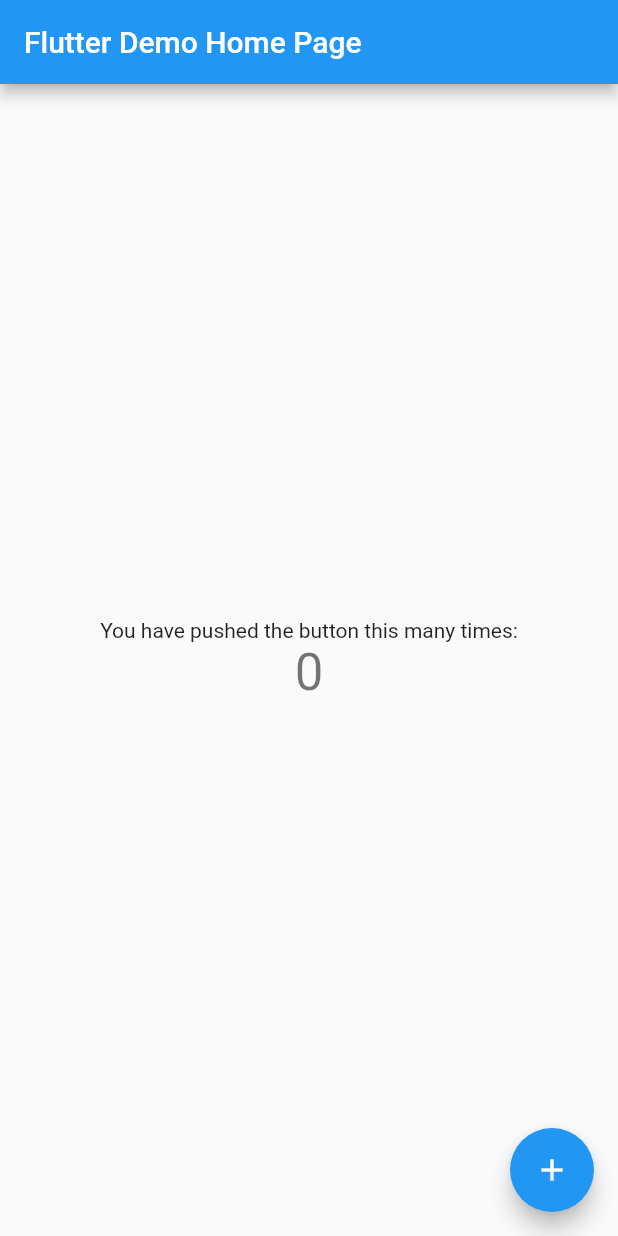
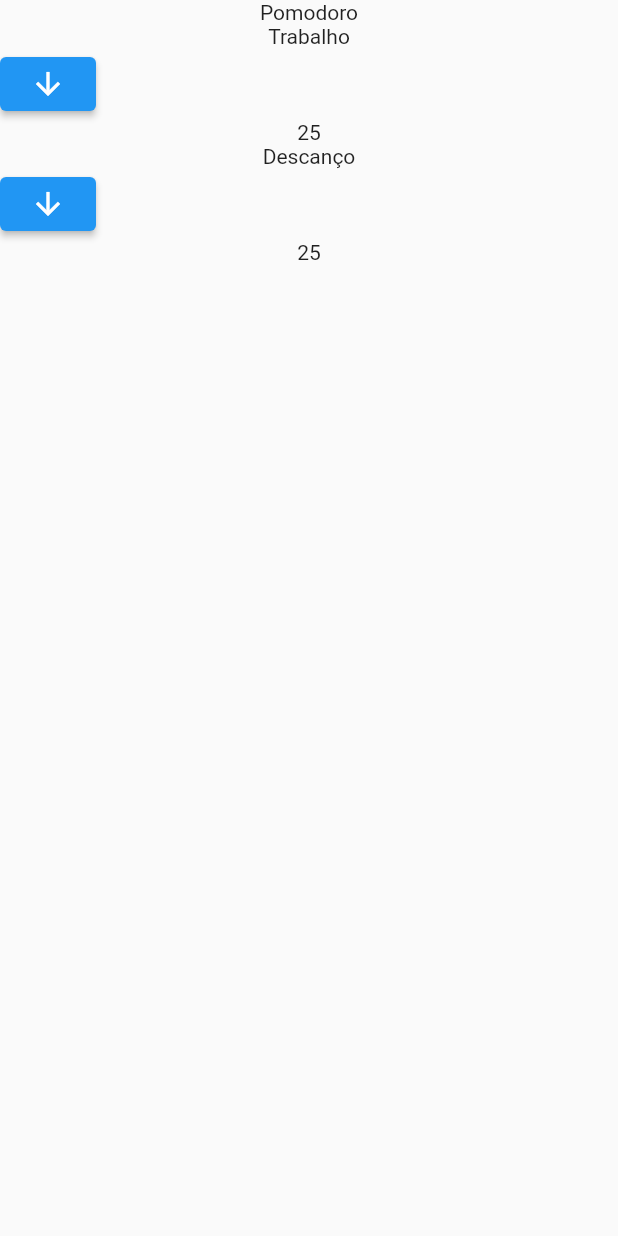
Before and after one commit to igorMaldonado10/pomodoro_app, a Flutter app: the screen it shows after launch, on a phone screen of 412 x 824 dp. Run offline on Flutter 3.47's test engine with Material 2 defaults, Android fonts, the phone set to English and light mode, and no system bars; our stand-ins replace mobx; generated files the repository leaves out were written again.

Commit message:
feat: implement core features

```diff
--- /dev/null
+++ b/design_system/analysis_options.yaml
@@ -0,0 +1,4 @@
+include: package:flutter_lints/flutter.yaml
+
+# Additional information about this file can be found at
+# https://dart.dev/guides/language/analysis-options
--- /dev/null
+++ b/lib/components/entradaTempo.dart
@@ -0,0 +1,33 @@
+import 'package:flutter/material.dart';
+
+class EntradaTempo extends StatelessWidget {
+  final String titulo;
+  final int valor;
+
+  const EntradaTempo({
+    super.key,
+    required this.titulo,
+    required this.valor,
+  });
+
+  @override
+  Widget build(BuildContext context) {
+    return Column(
+      children: [
+        Text(titulo),
+        Row(
+          children: [
+            ElevatedButton(
+              onPressed: () {},
+              child: const Icon(
+                Icons.arrow_downward,
+                // color: ,
+              ),
+            ),
+          ],
+        ),
+        Text('$valor')
+      ],
+    );
+  }
+}
--- a/lib/main.dart
+++ b/lib/main.dart
@@ -1,4 +1,6 @@
 import 'package:flutter/material.dart';
+import 'package:pomodoro/pages/pomodoro.dart';
+
 
 void main() {
   runApp(const MyApp());
@@ -11,7 +13,7 @@ class MyApp extends StatelessWidget {
   @override
   Widget build(BuildContext context) {
     return MaterialApp(
-      title: 'Flutter Demo',
+      title: 'Contador',
       theme: ThemeData(
         // This is the theme of your application.
         //
@@ -24,92 +26,45 @@ class MyApp extends StatelessWidget {
         // is not restarted.
         primarySwatch: Colors.blue,
       ),
-      home: const MyHomePage(title: 'Flutter Demo Home Page'),
+      home: const Pomodoro(),
     );
   }
 }
 
-class MyHomePage extends StatefulWidget {
-  const MyHomePage({super.key, required this.title});
+// import 'package:pomodoro/store/contador.store.dart';
+// import 'package:flutter_mobx/flutter_mobx.dart';
 
-  // This widget is the home page of your application. It is stateful, meaning
-  // that it has a State object (defined below) that contains fields that affect
-  // how it looks.
+// final store = ContadorStore();
 
-  // This class is the configuration for the state. It holds the values (in this
-  // case the title) provided by the parent (in this case the App widget) and
-  // used by the build method of the State. Fields in a Widget subclass are
-  // always marked "final".
+// class HomePage extends StatelessWidget {
+//   const HomePage({super.key});
 
-  final String title;
-
-  @override
-  State<MyHomePage> createState() => _MyHomePageState();
-}
-
-class _MyHomePageState extends State<MyHomePage> {
-  int _counter = 0;
-
-  void _incrementCounter() {
-    setState(() {
-      // This call to setState tells the Flutter framework that something has
-      // changed in this State, which causes it to rerun the build method below
-      // so that the display can reflect the updated values. If we changed
-      // _counter without calling setState(), then the build method would not be
-      // called again, and so nothing would appear to happen.
-      _counter++;
-    });
-  }
-
-  @override
-  Widget build(BuildContext context) {
-    // This method is rerun every time setState is called, for instance as done
-    // by the _incrementCounter method above.
-    //
-    // The Flutter framework has been optimized to make rerunning build methods
-    // fast, so that you can just rebuild anything that needs updating rather
-    // than having to individually change instances of widgets.
-    return Scaffold(
-      appBar: AppBar(
-        // Here we take the value from the MyHomePage object that was created by
-        // the App.build method, and use it to set our appbar title.
-        title: Text(widget.title),
-      ),
-      body: Center(
-        // Center is a layout widget. It takes a single child and positions it
-        // in the middle of the parent.
-        child: Column(
-          // Column is also a layout widget. It takes a list of children and
-          // arranges them vertically. By default, it sizes itself to fit its
-          // children horizontally, and tries to be as tall as its parent.
-          //
-          // Invoke "debug painting" (press "p" in the console, choose the
-          // "Toggle Debug Paint" action from the Flutter Inspector in Android
-          // Studio, or the "Toggle Debug Paint" command in Visual Studio Code)
-          // to see the wireframe for each widget.
-          //
-          // Column has various properties to control how it sizes itself and
-          // how it positions its children. Here we use mainAxisAlignment to
-          // center the children vertically; the main axis here is the vertical
-          // axis because Columns are vertical (the cross axis would be
-          // horizontal).
-          mainAxisAlignment: MainAxisAlignment.center,
-          children: <Widget>[
-            const Text(
-              'You have pushed the button this many times:',
-            ),
-            Text(
-              '$_counter',
-              style: Theme.of(context).textTheme.headlineMedium,
-            ),
-          ],
-        ),
-      ),
-      floatingActionButton: FloatingActionButton(
-        onPressed: _incrementCounter,
-        tooltip: 'Increment',
-        child: const Icon(Icons.add),
-      ), // This trailing comma makes auto-formatting nicer for build methods.
-    );
-  }
-}
+//   @override
+//   Widget build(BuildContext context) {
+//     return Scaffold(
+//       appBar: AppBar(
+//         title: const Text('Contador'),
+//       ),
+//       body: Center(
+//         child: Column(
+//           mainAxisAlignment: MainAxisAlignment.center,
+//           children: <Widget>[
+//             const Text(
+//               'You have pushed the button this many times:',
+//             ),
+//            Observer(builder: (_) => Text(
+//               '${store.contador}',
+//               style: Theme.of(context).textTheme.headlineMedium,
+//             ),
+//           )
+//        ],
+//         ),
+//       ),
+//       floatingActionButton: FloatingActionButton(
+//         onPressed: () => store.incrementar(),
+//         tooltip: 'Increment',
+//         child: const Icon(Icons.add),
+//       ), // This trailing comma makes auto-formatting nicer for build methods.
+//     );
+//   }
+// }
--- /dev/null
+++ b/lib/pages/pomodoro.dart
@@ -0,0 +1,22 @@
+import 'package:flutter/material.dart';
+import 'package:pomodoro/components/entradaTempo.dart';
+
+class Pomodoro extends StatelessWidget {
+  const Pomodoro({super.key});
+
+  @override
+  Widget build(BuildContext context) {
+    return const Scaffold(
+      body: Column(
+        children: [
+          Text('Pomodoro'),
+          EntradaTempo(
+            titulo: 'Trabalho',
+            valor: 25,
+          ),
+          EntradaTempo(titulo: 'Descanço', valor: 25)
+        ],
+      ),
+    );
+  }
+}
--- a/pubspec.yaml
+++ b/pubspec.yaml
@@ -28,6 +28,8 @@ environment:
 # the latest version available on pub.dev. To see which dependencies have newer
 # versions available, run `flutter pub outdated`.
 dependencies:
+  design_system:
+    path: design_system/
   flutter:
     sdk: flutter
   mobx: ^2.0.3
```
Also changed, not shown: design_system/lib/design_system.dart (added, +7 -0 lines), design_system/pubspec.yaml (added, +54 -0 lines), lib/store/contador.store.dart (added, +15 -0 lines), lib/store/contador.store.g.dart (added), pubspec.lock, 18 other files.
